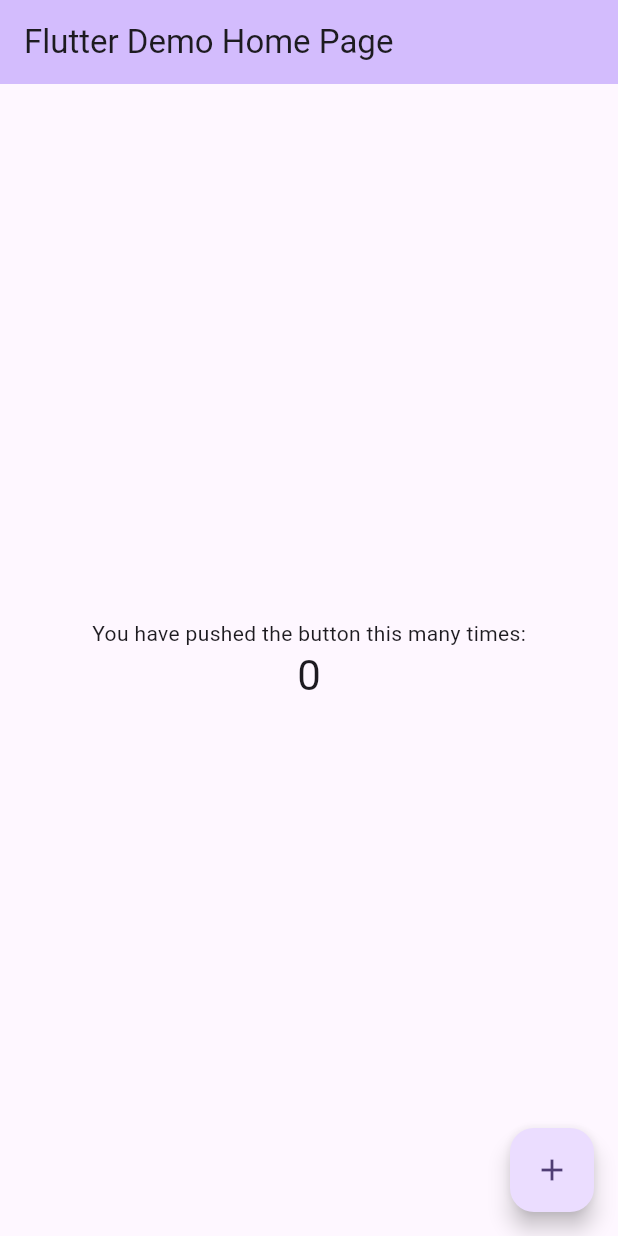
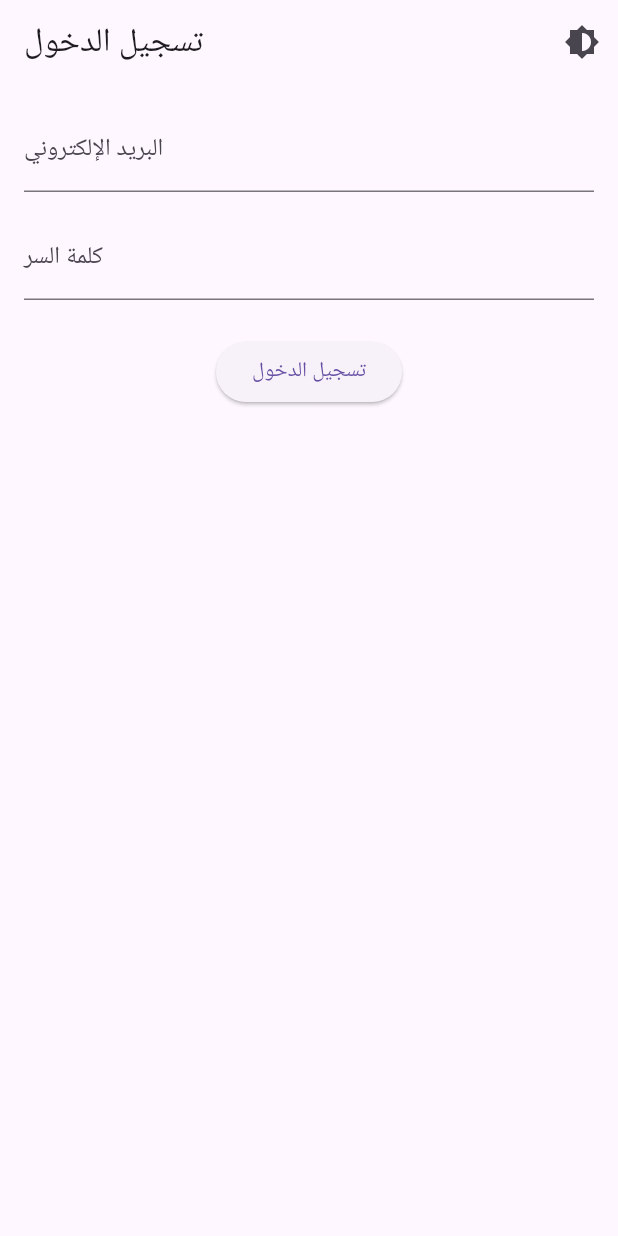
Before and after one commit to nileprof/login_bloc_app, a Flutter app: the screen it shows after launch, on a phone screen of 412 x 824 dp. Run offline on Flutter 3.47's test engine with Material 3 defaults, Android fonts, the phone set to English and light mode, and no system bars; our stand-ins replace flutter_bloc, shared_preferences.

Commit message:
🔄 add SharedPreferences to SettingsBloc to persist theme

```diff
--- a/lib/bloc/login_event.dart
+++ b/lib/bloc/login_event.dart
@@ -0,0 +1,13 @@
+abstract class LoginEvent {}
+
+class EmailChanged extends LoginEvent {
+  final String email;
+  EmailChanged(this.email);
+}
+
+class PasswordChanged extends LoginEvent {
+  final String password;
+  PasswordChanged(this.password);
+}
+
+class LoginSubmitted extends LoginEvent {}
--- a/lib/bloc/login_state.dart
+++ b/lib/bloc/login_state.dart
@@ -0,0 +1,41 @@
+class LoginState {
+  final String email;
+  final String password;
+  final bool isSubmitting;
+  final bool isSuccess;
+  final bool isFailure;
+
+  LoginState({
+    required this.email,
+    required this.password,
+    required this.isSubmitting,
+    required this.isSuccess,
+    required this.isFailure,
+  });
+
+  factory LoginState.initial() {
+    return LoginState(
+      email: '',
+      password: '',
+      isSubmitting: false,
+      isSuccess: false,
+      isFailure: false,
+    );
+  }
+
+  LoginState copyWith({
+    String? email,
+    String? password,
+    bool? isSubmitting,
+    bool? isSuccess,
+    bool? isFailure,
+  }) {
+    return LoginState(
+      email: email ?? this.email,
+      password: password ?? this.password,
+      isSubmitting: isSubmitting ?? this.isSubmitting,
+      isSuccess: isSuccess ?? this.isSuccess,
+      isFailure: isFailure ?? this.isFailure,
+    );
+  }
+}
--- /dev/null
+++ b/lib/bloc/settings_bloc.dart
@@ -0,0 +1,40 @@
+import 'package:flutter_bloc/flutter_bloc.dart';
+import 'package:shared_preferences/shared_preferences.dart';
+
+abstract class SettingsEvent {}
+
+class LoadTheme extends SettingsEvent {}
+
+class ToggleTheme extends SettingsEvent {}
+
+class SettingsState {
+  final bool isDarkMode;
+
+  SettingsState({required this.isDarkMode});
+
+  SettingsState copyWith({bool? isDarkMode}) {
+    return SettingsState(isDarkMode: isDarkMode ?? this.isDarkMode);
+  }
+}
+
+class SettingsBloc extends Bloc<SettingsEvent, SettingsState> {
+  SettingsBloc() : super(SettingsState(isDarkMode: false)) {
+    // ✅ 1. سجل كل الـ events الأول
+    on<LoadTheme>((event, emit) async {
+      final prefs = await SharedPreferences.getInstance();
+      final savedValue = prefs.getBool('isDarkMode') ?? false;
+      emit(SettingsState(isDarkMode: savedValue));
+    });
+
+    on<ToggleTheme>((event, emit) async {
+      final newValue = !state.isDarkMode;
+      emit(state.copyWith(isDarkMode: newValue));
+
+      final prefs = await SharedPreferences.getInstance();
+      await prefs.setBool('isDarkMode', newValue);
+    });
+
+    // ✅ 2. بعد كده استدعي الحدث
+    add(LoadTheme());
+  }
+}
--- a/lib/main.dart
+++ b/lib/main.dart
@@ -1,125 +1,39 @@
 import 'package:flutter/material.dart';
+import 'package:flutter_bloc/flutter_bloc.dart';
+import 'bloc/login_bloc.dart';
+import 'bloc/settings_bloc.dart';
+import 'my_bloc_observer.dart';
+import 'ui/login_page.dart';
 
 void main() {
-  runApp(const MyApp());
+  Bloc.observer = MyBlocObserver();
+
+  runApp(
+    MultiBlocProvider(
+      providers: [
+        BlocProvider<LoginBloc>(create: (_) => LoginBloc()),
+        BlocProvider<SettingsBloc>(create: (_) => SettingsBloc()),
+      ],
+      child: MyApp(),
+    ),
+  );
 }
 
 class MyApp extends StatelessWidget {
   const MyApp({super.key});
 
-  // This widget is the root of your application.
   @override
   Widget build(BuildContext context) {
-    return MaterialApp(
-      title: 'Flutter Demo',
-      theme: ThemeData(
-        // This is the theme of your application.
-        //
-        // TRY THIS: Try running your application with "flutter run". You'll see
-        // the application has a purple toolbar. Then, without quitting the app,
-        // try changing the seedColor in the colorScheme below to Colors.green
-        // and then invoke "hot reload" (save your changes or press the "hot
-        // reload" button in a Flutter-supported IDE, or press "r" if you used
-        // the command line to start the app).
-        //
-        // Notice that the counter didn't reset back to zero; the application
-        // state is not lost during the reload. To reset the state, use hot
-        // restart instead.
-        //
-        // This works for code too, not just values: Most code changes can be
-        // tested with just a hot reload.
-        colorScheme: ColorScheme.fromSeed(seedColor: Colors.deepPurple),
-        useMaterial3: true,
-      ),
-      home: const MyHomePage(title: 'Flutter Demo Home Page'),
+    return BlocBuilder<SettingsBloc, SettingsState>(
+      builder: (context, settingsState) {
+        return MaterialApp(
+          themeMode:
+              settingsState.isDarkMode ? ThemeMode.dark : ThemeMode.light,
+          theme: ThemeData.light(),
+          darkTheme: ThemeData.dark(),
+          home: LoginPage(),
+        );
+      },
     );
   }
 }
-
-class MyHomePage extends StatefulWidget {
-  const MyHomePage({super.key, required this.title});
-
-  // This widget is the home page of your application. It is stateful, meaning
-  // that it has a State object (defined below) that contains fields that affect
-  // how it looks.
-
-  // This class is the configuration for the state. It holds the values (in this
-  // case the title) provided by the parent (in this case the App widget) and
-  // used by the build method of the State. Fields in a Widget subclass are
-  // always marked "final".
-
-  final String title;
-
-  @override
-  State<MyHomePage> createState() => _MyHomePageState();
-}
-
-class _MyHomePageState extends State<MyHomePage> {
-  int _counter = 0;
-
-  void _incrementCounter() {
-    setState(() {
-      // This call to setState tells the Flutter framework that something has
-      // changed in this State, which causes it to rerun the build method below
-      // so that the display can reflect the updated values. If we changed
-      // _counter without calling setState(), then the build method would not be
-      // called again, and so nothing would appear to happen.
-      _counter++;
-    });
-  }
-
-  @override
-  Widget build(BuildContext context) {
-    // This method is rerun every time setState is called, for instance as done
-    // by the _incrementCounter method above.
-    //
-    // The Flutter framework has been optimized to make rerunning build methods
-    // fast, so that you can just rebuild anything that needs updating rather
-    // than having to individually change instances of widgets.
-    return Scaffold(
-      appBar: AppBar(
-        // TRY THIS: Try changing the color here to a specific color (to
-        // Colors.amber, perhaps?) and trigger a hot reload to see the AppBar
-        // change color while the other colors stay the same.
-        backgroundColor: Theme.of(context).colorScheme.inversePrimary,
-        // Here we take the value from the MyHomePage object that was created by
-        // the App.build method, and use it to set our appbar title.
-        title: Text(widget.title),
-      ),
-      body: Center(
-        // Center is a layout widget. It takes a single child and positions it
-        // in the middle of the parent.
-        child: Column(
-          // Column is also a layout widget. It takes a list of children and
-          // arranges them vertically. By default, it sizes itself to fit its
-          // children horizontally, and tries to be as tall as its parent.
-          //
-          // Column has various properties to control how it sizes itself and
-          // how it positions its children. Here we use mainAxisAlignment to
-          // center the children vertically; the main axis here is the vertical
-          // axis because Columns are vertical (the cross axis would be
-          // horizontal).
-          //
-          // TRY THIS: Invoke "debug painting" (choose the "Toggle Debug Paint"
-          // action in the IDE, or press "p" in the console), to see the
-          // wireframe for each widget.
-          mainAxisAlignment: MainAxisAlignment.center,
-          children: <Widget>[
-            const Text(
-              'You have pushed the button this many times:',
-            ),
-            Text(
-              '$_counter',
-              style: Theme.of(context).textTheme.headlineMedium,
-            ),
-          ],
-        ),
-      ),
-      floatingActionButton: FloatingActionButton(
-        onPressed: _incrementCounter,
-        tooltip: 'Increment',
-        child: const Icon(Icons.add),
-      ), // This trailing comma makes auto-formatting nicer for build methods.
-    );
-  }
-}
--- a/lib/ui/login_page.dart
+++ b/lib/ui/login_page.dart
@@ -0,0 +1,74 @@
+import 'package:flutter/material.dart';
+import 'package:flutter_bloc/flutter_bloc.dart';
+import '../bloc/login_bloc.dart';
+import '../bloc/login_event.dart';
+import '../bloc/login_state.dart';
+import '../bloc/settings_bloc.dart'; // استيراد SettingsBloc
+
+class LoginPage extends StatelessWidget {
+  const LoginPage({super.key});
+
+  @override
+  Widget build(BuildContext context) {
+    final loginBloc = context.read<LoginBloc>();
+
+    return Scaffold(
+      appBar: AppBar(
+        title: Text('تسجيل الدخول'),
+        actions: [
+          IconButton(
+            icon: Icon(Icons.brightness_6),
+            onPressed: () {
+              context.read<SettingsBloc>().add(ToggleTheme());
+            },
+          ),
+        ],
+      ),
+      body: Padding(
+        padding: const EdgeInsets.all(16.0),
+        child: BlocListener<LoginBloc, LoginState>(
+          listener: (context, state) {
+            if (state.isFailure) {
+              ScaffoldMessenger.of(context).showSnackBar(
+                SnackBar(content: Text('فشل تسجيل الدخول')),
+              );
+            } else if (state.isSuccess) {
+              ScaffoldMessenger.of(context).showSnackBar(
+                SnackBar(content: Text('تم تسجيل الدخول بنجاح')),
+              );
+            }
+          },
+          child: Column(
+            children: [
+              TextField(
+                onChanged: (email) => loginBloc.add(EmailChanged(email)),
+                decoration: InputDecoration(labelText: 'البريد الإلكتروني'),
+              ),
+              SizedBox(height: 16),
+              TextField(
+                onChanged: (password) =>
+                    loginBloc.add(PasswordChanged(password)),
+                obscureText: true,
+                decoration: InputDecoration(labelText: 'كلمة السر'),
+              ),
+              SizedBox(height: 24),
+              BlocBuilder<LoginBloc, LoginState>(
+                builder: (context, state) {
+                  if (state.isSubmitting) {
+                    return CircularProgressIndicator();
+                  }
+                  return ElevatedButton(
+                    onPressed: () {
+                      loginBloc.add(LoginSubmitted());
+                    },
+                    child: Text('تسجيل الدخول'),
+                  );
+                },
+              ),
+            ],
+          ),
+        ),
+      ),
+    );
+  }
+}
--- a/pubspec.yaml
+++ b/pubspec.yaml
@@ -30,6 +30,9 @@ environment:
 dependencies:
   flutter:
     sdk: flutter
+  flutter_bloc: ^8.1.3
+  shared_preferences: ^2.2.2 # أو آخر إصدار
+
 
   # The following adds the Cupertino Icons font to your application.
   # Use with the CupertinoIcons class for iOS style icons.
@@ -38,7 +41,7 @@ dependencies:
 dev_dependencies:
   flutter_test:
     sdk: flutter
-  flutter_bloc: ^8.1.3
+
 
   # The "flutter_lints" package below contains a set of recommended lints to
   # encourage good coding practices. The lint set provided by the package is
```
Also changed, not shown: lib/bloc/login_bloc.dart (+28 -0 lines), lib/my_bloc_observer.dart (added, +33 -0 lines), pubspec.lock, 10 other files.
